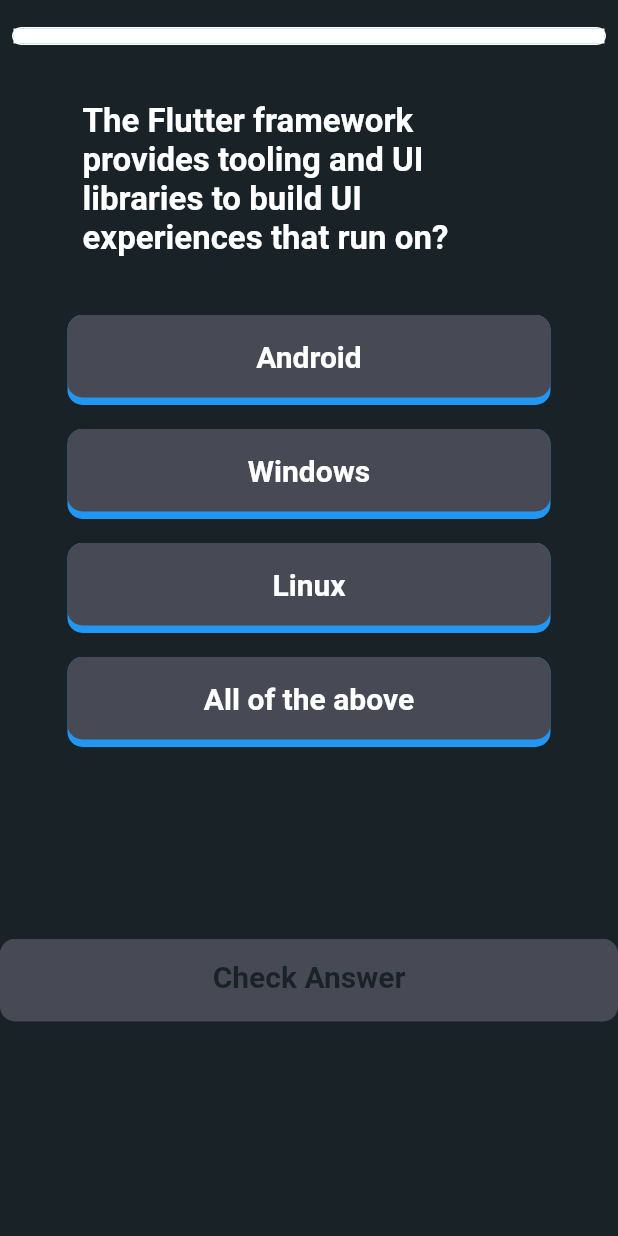
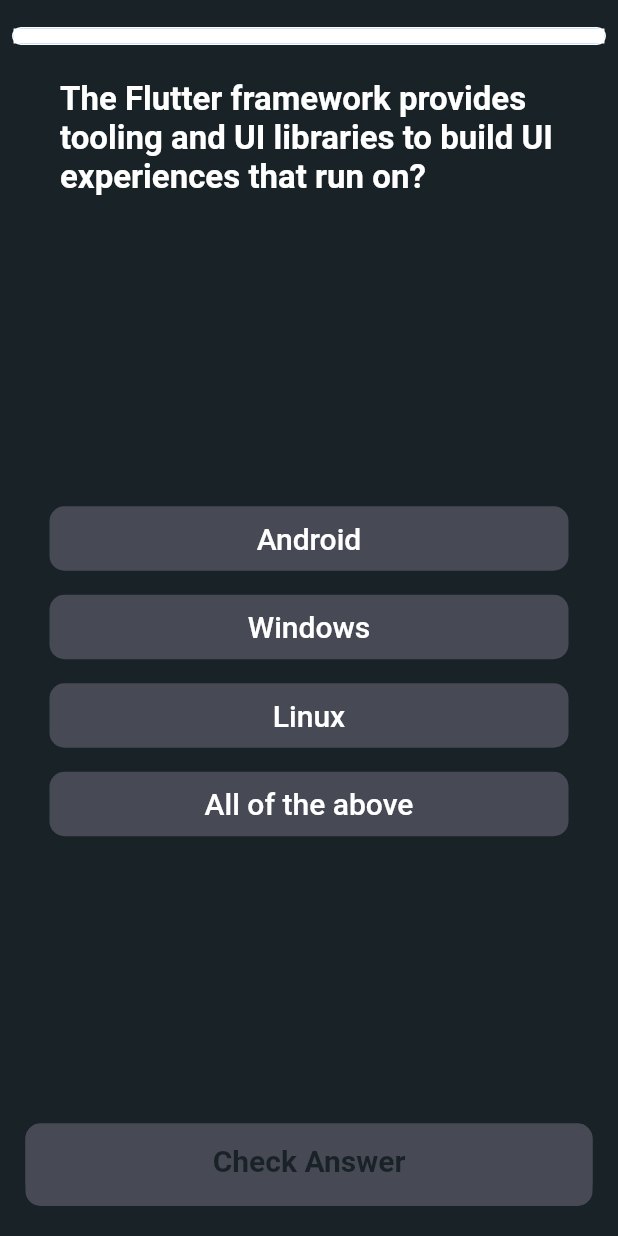
Before and after one commit to DreamBig-in/app_0.1, a Flutter app: the QuizView screen opened by its route, after a tap on "Check Answer", on a phone screen of 412 x 824 dp. Run offline on Flutter 3.47's test engine with Material 2 defaults, Android fonts, the light colour scheme and no system bars; our stand-ins replace animated_text_kit, firebase_auth, firebase_core, flutter_markdown, google_sign_in, rive and 4 more; accounts and stored records are empty; Roboto replaces fonts that are missing (Arial).

Commit message:
Styling changes in Quiz Screen

```diff
--- a/lib/app/app.bottomsheets.dart
+++ b/lib/app/app.bottomsheets.dart
@@ -7,10 +7,12 @@
 import 'package:stacked_services/stacked_services.dart';
 
 import 'app.locator.dart';
+import '../ui/bottom_sheets/checkanswer/checkanswer_sheet.dart';
 import '../ui/bottom_sheets/notice/notice_sheet.dart';
 
 enum BottomSheetType {
   notice,
+  checkanswer,
 }
 
 void setupBottomSheetUi() {
@@ -19,6 +21,8 @@
   final Map<BottomSheetType, SheetBuilder> builders = {
     BottomSheetType.notice: (context, request, completer) =>
         NoticeSheet(request: request, completer: completer),
+    BottomSheetType.checkanswer: (context, request, completer) =>
+        CheckanswerSheet(request: request, completer: completer),
   };
 
   bottomsheetService.setCustomSheetBuilders(builders);
--- a/lib/app/app.dart
+++ b/lib/app/app.dart
@@ -13,6 +13,7 @@
 import 'package:app/ui/views/onboardingquiz/onboardingquiz_view.dart';
 import 'package:app/ui/views/scoreboard/scoreboard_view.dart';
 import 'package:app/ui/views/slider/slider_view.dart';
+import 'package:app/ui/bottom_sheets/checkanswer/checkanswer_sheet.dart';
 // @stacked-import
 
 @StackedApp(
@@ -38,7 +39,8 @@
   ],
   bottomsheets: [
     StackedBottomsheet(classType: NoticeSheet),
-    // @stacked-bottom-sheet
+    StackedBottomsheet(classType: CheckanswerSheet),
+// @stacked-bottom-sheet
   ],
   dialogs: [
     StackedDialog(classType: InfoAlertDialog),
--- /dev/null
+++ b/lib/ui/bottom_sheets/checkanswer/checkanswer_sheet_model.dart
@@ -0,0 +1,3 @@
+import 'package:stacked/stacked.dart';
+
+class CheckanswerSheetModel extends BaseViewModel {}
--- a/lib/ui/views/quiz/quiz_view.dart
+++ b/lib/ui/views/quiz/quiz_view.dart
@@ -14,7 +14,9 @@
   ) {
     return Scaffold(
       backgroundColor: scaffoldBackgroundColor,
-      body: ListView(children: [
+      body: SafeArea(
+        child: Column(
+          children: [
             Padding(
               padding: const EdgeInsets.all(8.0),
               child: Container(
@@ -36,7 +38,7 @@
             Container(
               padding: const EdgeInsets.only(left: 25.0, right: 25.0),
               child: Padding(
-              padding: const EdgeInsets.all(30.0),
+                  padding: const EdgeInsets.all(15.0),
                   child: viewModel.questionIndex < viewModel.questions.length
                       ? Text(
                           viewModel.questions[viewModel.questionIndex]
@@ -49,38 +51,24 @@
                         )
                       : Container()),
             ),
+            Spacer(
+              flex: 1,
+            ),
             Container(
               padding: const EdgeInsets.only(left: 25.0, right: 25.0),
               child: viewModel.questionIndex < viewModel.questions.length
                   ? Column(
                       children: [
-                    ...(viewModel.questions[viewModel.questionIndex]['answers']
-                            as List<Map<String, Object>>)
+                        ...(viewModel.questions[viewModel.questionIndex]
+                                ['answers'] as List<Map<String, Object>>)
                             .map((answer) {
                           return Padding(
                             padding: const EdgeInsets.all(8.0),
                             child: GestureDetector(
-                          onTap: () =>
-                              viewModel.selectoption(answer['index'] as int),
-                          child: Stack(
-                            children: [
-                              Container(
-                                height: 60,
-                                width: double.maxFinite,
-                                margin:
-                                    const EdgeInsets.symmetric(horizontal: 12),
-                                decoration: BoxDecoration(
-                                  color:
-                                      answer['index'] == viewModel.selectedindex
-                                          ? Colors.white
-                                          : Colors.blue,
-                                  borderRadius: BorderRadius.circular(10),
-                                ),
-                              ),
-                              Container(
-                                height: 55,
-                                margin:
-                                    const EdgeInsets.symmetric(horizontal: 12),
+                              onTap: () => viewModel
+                                  .selectoption(answer['index'] as int),
+                              child: Container(
+                                // height: 55,
                                 width: double.infinity,
                                 decoration: BoxDecoration(
                                   color:
@@ -90,19 +78,18 @@
                                   borderRadius: BorderRadius.circular(10),
                                 ),
                                 child: Padding(
-                                  padding: const EdgeInsets.all(2.0),
+                                  padding: const EdgeInsets.symmetric(
+                                      horizontal: 10, vertical: 10),
                                   child: Center(
                                     child: Text(
                                       answer['text'].toString(),
                                       style: const TextStyle(
                                           fontSize: 20,
                                           color: Colors.white,
-                                          fontWeight: FontWeight.bold),
+                                          fontWeight: FontWeight.w500),
                                     ),
                                   ),
                                 ),
-                              ),
-                            ],
                               ),
                             ),
                           );
@@ -122,10 +109,12 @@
                       ],
                     )),
             ),
-        verticalSpaceMassive,
-        //use disable gesture detected when the user has selected an answer
-
-        ReUsedBtn(
+            const Spacer(
+              flex: 1,
+            ),
+            Container(
+              margin: const EdgeInsets.symmetric(horizontal: 17),
+              child: ReUsedBtn(
                   title: viewModel.questionIndex < viewModel.questions.length
                       ? 'Check Answer'
                       : 'Continue',
@@ -141,7 +130,13 @@
                   buttonType: viewModel.isselected
                       ? ButtonType.success
                       : ButtonType.disabled),
-      ]),
+            ),
+            const SizedBox(
+              height: 20,
+            )
+          ],
+        ),
+      ),
     );
   }
 
--- a/lib/ui/views/quiz/quiz_viewmodel.dart
+++ b/lib/ui/views/quiz/quiz_viewmodel.dart
@@ -208,8 +208,11 @@
       }
       selectedindex = 0;
       getrightanswer();
+      debugPrint(answer.toString());
+      debugPrint(rightanswer.toString());
+      // showBottomSheet(true, "sfjbsdkf");
+      final _bottomSheetService = locator<BottomSheetService>();
 
-      showBottomSheet(answer, rightanswer);
       nextquestion();
       if (questionIndex < questions.length) {
         isselected = false;
```
Also changed, not shown: lib/ui/bottom_sheets/checkanswer/checkanswer_sheet.dart (added, +59 -0 lines), 2 other files. Lines whose indentation alone changed are shown as unchanged.
